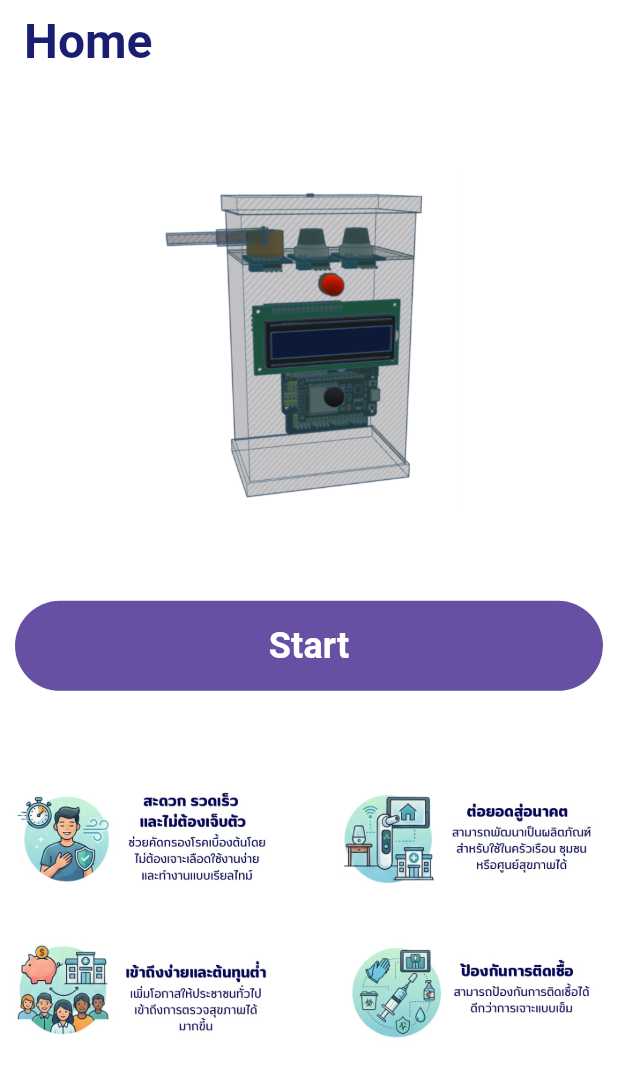
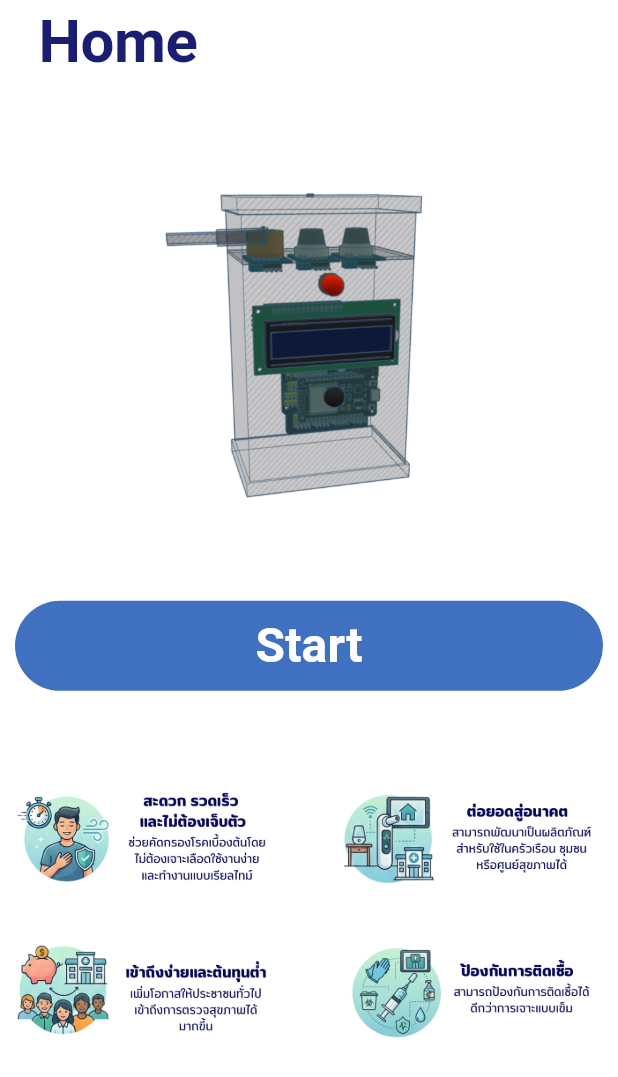
Before and after one commit to IonixxE/blabla, a Flutter app: the screen it shows after launch, on a phone screen of 412 x 824 dp. Shown: the top 1077 px of the screen. Run offline on Flutter 3.47's test engine with Material 3 defaults, Android fonts, the phone set to English and light mode, and no system bars; our stand-ins replace google_fonts; Roboto replaces fonts that are missing (Kanit).

Commit message:
Add Google Fonts support and update UI components
- Introduced Google Fonts for improved typography in Home and Result screens.
- Updated button styles and dimensions for better user experience.
- Added a checkmark image asset for visual feedback in the Result screen.
- Implemented automatic navigation to Normal screen after a delay in Result screen.
- Updated pubspec.yaml and pubspec.lock to include new dependencies.

```diff
--- a/enose/lib/main.dart
+++ b/enose/lib/main.dart
@@ -1,5 +1,6 @@
 import 'package:flutter/material.dart';
 import 'package:enose/screens/home.dart';
+import 'package:google_fonts/google_fonts.dart';
 
 void main() {
   runApp(const MyApp());
@@ -14,12 +15,13 @@ class MyApp extends StatelessWidget {
       title: 'eNose',
       home: Scaffold(
         appBar: AppBar(
-          title: const Text(
-            'Home',
-            style: TextStyle(
-              color: Color.fromARGB(255, 26, 30, 113),
-              fontSize: 32,
-              fontWeight: FontWeight.bold,
+          title: Text(
+            ' Home',
+            style: GoogleFonts.kanit(
+              color: const Color.fromARGB(255, 26, 30, 113),
+              textStyle: Theme.of(context).textTheme.displayLarge,
+              fontSize: 40,
+              fontWeight: FontWeight.w600,
             ),
           ),
           backgroundColor: const Color.fromARGB(255, 255, 255, 255),
--- a/enose/lib/screens/home.dart
+++ b/enose/lib/screens/home.dart
@@ -1,6 +1,5 @@
 import 'package:enose/screens/result.dart';
 import 'package:flutter/material.dart';
-
 
 class Home extends StatelessWidget {
   const Home({super.key});
@@ -20,15 +19,25 @@ class Home extends StatelessWidget {
             const SizedBox(height: 60),
             SizedBox(
               height: 60,
-              width: 10,
+              width: 100,
               child: FilledButton(
                 onPressed: () {
-                  result();
+                  Navigator.push(
+                    context,
+                    MaterialPageRoute(builder: (context) => const Result()),
+                  );
                 },
+                style: FilledButton.styleFrom(
+                  padding: const EdgeInsets.symmetric(vertical: 5),
+                  backgroundColor: const Color.fromARGB(255, 64, 113, 192),
+                  shape: RoundedRectangleBorder(
+                    borderRadius: BorderRadius.circular(40),
+                  ),
+                ),
                 child: const Text(
                   'Start',
                   style: TextStyle(
-                    fontSize: 24,
+                    fontSize: 32,
                     color: Colors.white,
                     fontWeight: FontWeight.bold,
                   ),
@@ -42,7 +51,4 @@ class Home extends StatelessWidget {
       ),
     );
   }
-  void result() {
-    runApp(const Result());
-  }
 }
--- a/enose/pubspec.yaml
+++ b/enose/pubspec.yaml
@@ -34,6 +34,8 @@ dependencies:
   # The following adds the Cupertino Icons font to your application.
   # Use with the CupertinoIcons class for iOS style icons.
   cupertino_icons: ^1.0.8
+
+  google_fonts: ^6.3.3
 
 dev_dependencies:
   flutter_test:
```
Also changed, not shown: enose/lib/screens/result.dart (+133 -6 lines), enose/assets/images/checkmark.png (added), enose/pubspec.lock, 1 other file.
